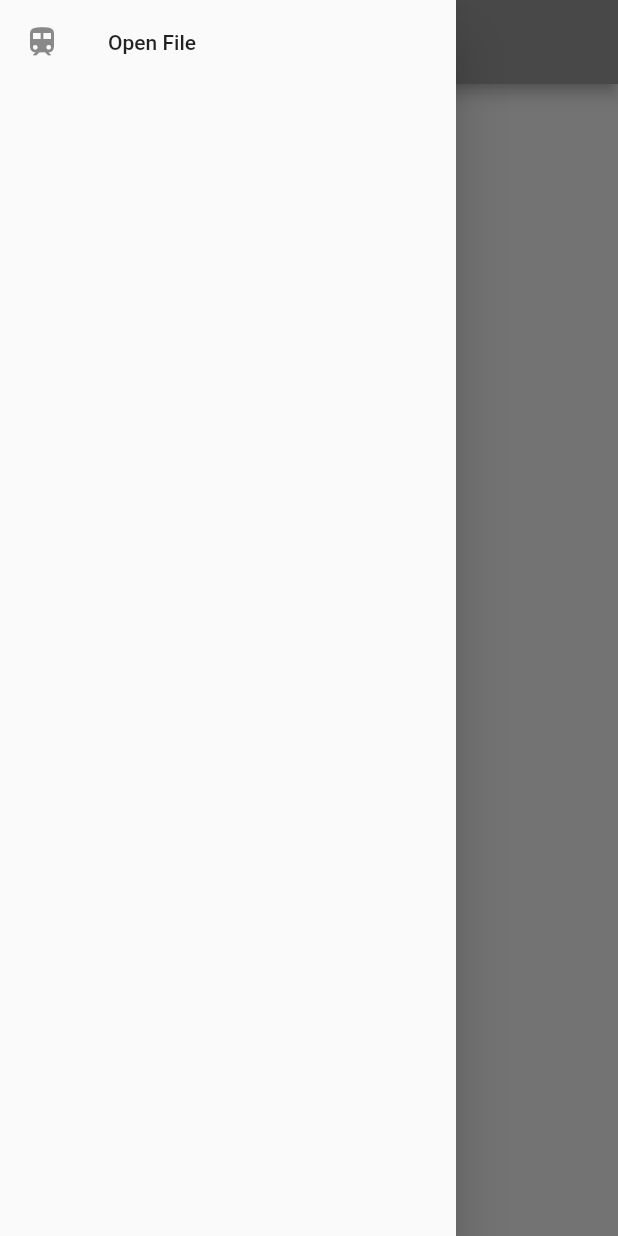
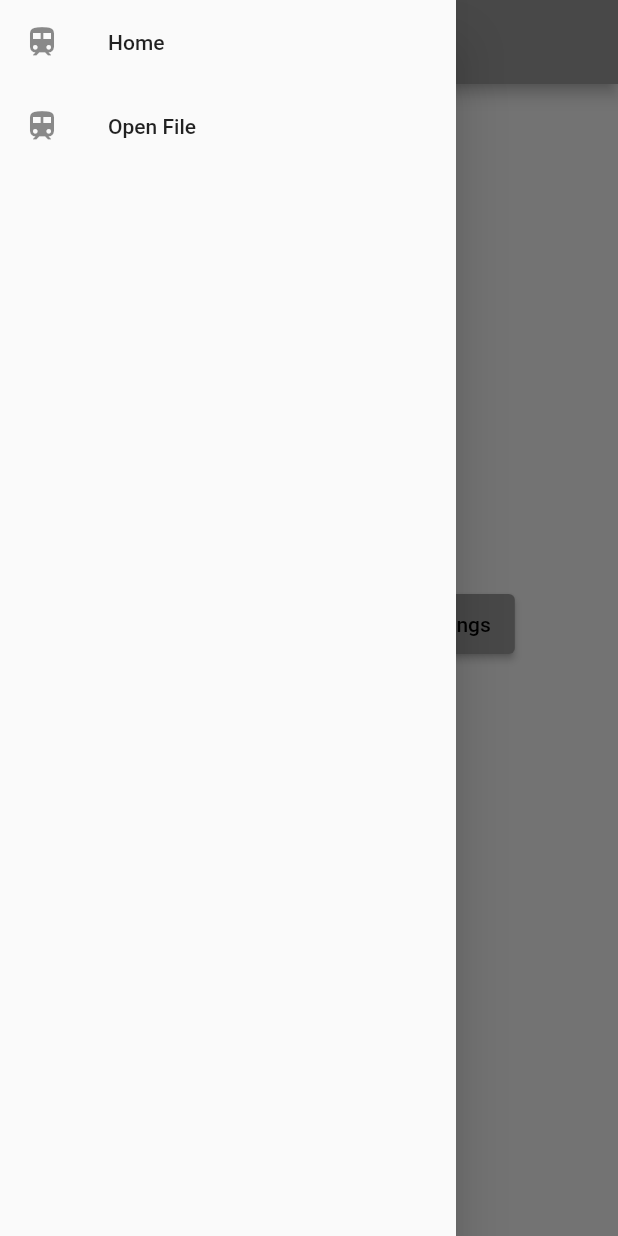
Before and after one commit to DrflamemontgomerySchool/DyslexicReader, a Flutter app: the HomePage screen opened directly, with the side drawer open, on a phone screen of 412 x 824 dp. Run offline on Flutter 3.47's test engine with Material 2 defaults, Android fonts, the phone set to English and light mode, and no system bars; our stand-ins replace google_fonts; missing offline and left inert: file_selector.

Commit message:
Added Home Page Buttons

```diff
--- a/lib/app_side_menu.dart
+++ b/lib/app_side_menu.dart
@@ -1,3 +1,4 @@
+import 'package:dyslexic_reader/home_page.dart';
 import 'package:dyslexic_reader/sidebar/file_options.dart';
 import 'package:file_selector/file_selector.dart';
 import 'package:flutter/material.dart';
@@ -30,6 +31,18 @@ class AppSideMenu extends StatelessWidget {
             leading: const Icon(
               Icons.train,
             ),
+            title: const Text('Home'),
+            onTap: () {
+              Navigator.pop(context);
+              Navigator.of(context).push(MaterialPageRoute(
+                builder: (ctx) => const HomePage(),
+              ));
+            },
+          ),
+          ListTile(
+            leading: const Icon(
+              Icons.train,
+            ),
             title: const Text('Open File'),
             onTap: () async => openText(await browseAndOpenFile(), context),
           )
--- a/lib/home_page.dart
+++ b/lib/home_page.dart
@@ -3,6 +3,22 @@ import 'package:flutter/material.dart';
 
 class HomePage extends StatelessWidget {
   const HomePage({super.key});
+
+  static ButtonStyle textButtonStyle = ButtonStyle(
+    minimumSize: MaterialStateProperty.resolveWith<Size?>(
+      (Set<MaterialState> states) {
+        return const Size(60, 40);
+      },
+    ),
+  );
+
+  ButtonStyleButton _createTextButton(String text, Function() onPressed) {
+    return ElevatedButton(
+      onPressed: onPressed,
+      style: textButtonStyle,
+      child: Text(text),
+    );
+  }
 
   @override
   Widget build(BuildContext context) {
@@ -11,8 +27,39 @@ class HomePage extends StatelessWidget {
       appBar: AppBar(
         title: const Text("Home Page"),
       ),
-      body: const Center(
-        child: Text("Test"),
+      body: Row(
+        mainAxisAlignment: MainAxisAlignment.center,
+        crossAxisAlignment: CrossAxisAlignment.center,
+        children: [
+          Padding(
+            padding: const EdgeInsets.all(50.0),
+            child: Column(
+              mainAxisAlignment: MainAxisAlignment.center,
+              crossAxisAlignment: CrossAxisAlignment.center,
+              children: [
+                Column(
+                  children: [
+                    _createTextButton("Open File", () => null),
+                    const Text(""),
+                    _createTextButton("New File", () => null),
+                  ],
+                ),
+              ],
+            ),
+          ),
+          Padding(
+            padding: const EdgeInsets.all(50.0),
+            child: Column(
+              mainAxisAlignment: MainAxisAlignment.center,
+              crossAxisAlignment: CrossAxisAlignment.center,
+              children: [
+                _createTextButton("Settings", () => null),
+                const Text(
+                    "\n\n"), // To keep the formatting inline with the other side
+              ],
+            ),
+          ),
+        ],
       ),
     );
   }
--- a/lib/main.dart
+++ b/lib/main.dart
@@ -1,3 +1,4 @@
+import 'package:dyslexic_reader/home_page.dart';
 import 'package:dyslexic_reader/side_menu_test.dart';
 import 'package:flutter/material.dart';
 
@@ -15,7 +16,8 @@ class DyslexicReader extends StatelessWidget {
       theme: ThemeData(
         primarySwatch: Colors.grey,
       ),
-      home: const SideMenuTest(),
+      //home: const SideMenuTest(),
+      home: const HomePage(),
     );
   }
 }
```
